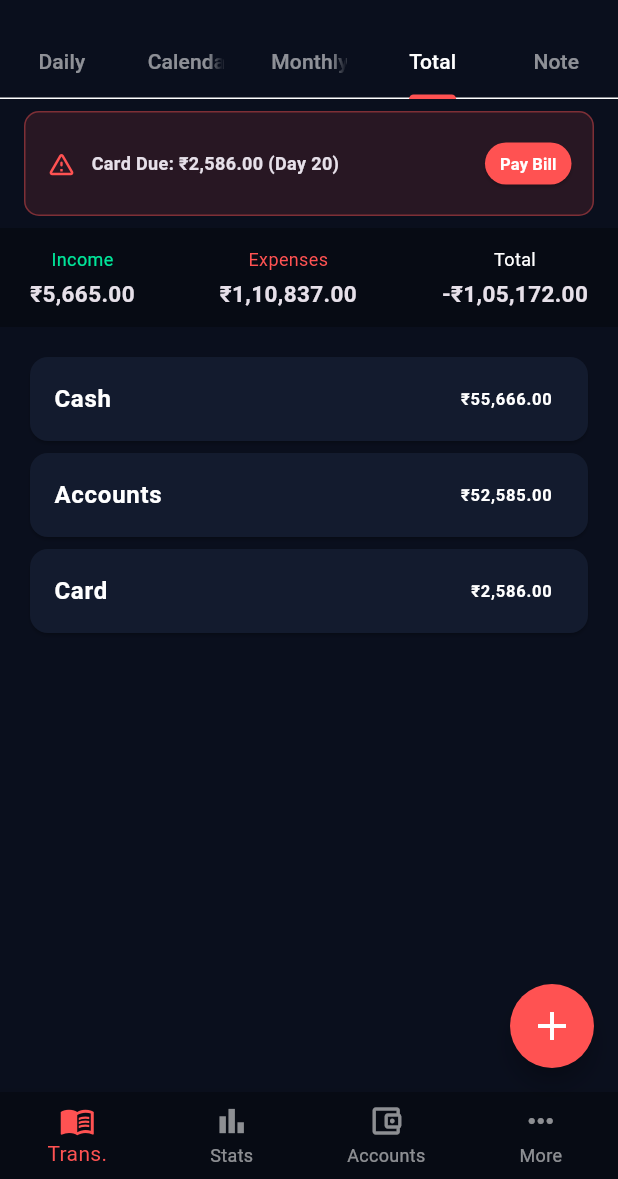
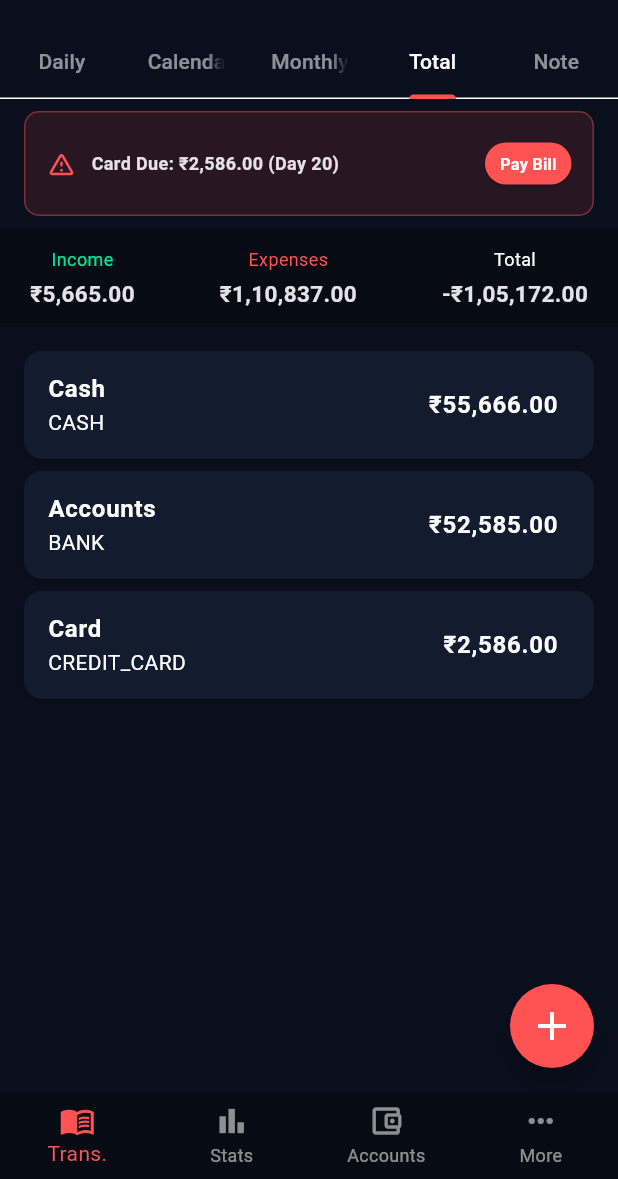
Before and after one commit to itsmesaggy1102-cmyk/sagars_money_tracker, a Flutter app: the screen it shows after launch, tab 4 chosen, on a phone screen of 412 x 824 dp, the part 57-1236 px from its top. Run offline on Flutter 3.47's test engine with Material 3 defaults, Android fonts, the phone set to English and light mode, and no system bars; our stand-ins replace csv, fl_chart, shared_preferences.

Commit message:
Fix syntax mismatch on Total overview list

```diff
--- a/lib/main.dart
+++ b/lib/main.dart
@@ -279,7 +279,7 @@ class AppStore extends ChangeNotifier {
         a.balance -= tx.amount;
       } else if (tx.type == 'transfer') {
         if (a.name == tx.accountName) a.balance += (tx.amount + tx.fee);
-        if (a.name == tx.toAccount) a.balance -= tx.amount;
+        if (a.name == tx.toAccount) a.balance += tx.amount;
       }
     }
     _saveAccounts();
@@ -437,7 +437,7 @@ class _RootNavigationScreenState extends State<RootNavigationScreen> {
 }
 
 // ==========================================
-// 5. HOME SCREEN (5 Sub-Tabs: Daily, Calendar, Monthly, Total, Note)
+// 5. HOME SCREEN (5 Sub-Tabs)
 // ==========================================
 class HomeScreenLayout extends StatefulWidget {
   const HomeScreenLayout({super.key});
@@ -558,7 +558,7 @@ class _HomeScreenLayoutState extends State<HomeScreenLayout> {
             Expanded(
               child: TabBarView(
                 children: [
-                  // Daily
+                  // 1. Daily
                   filteredTxs.isEmpty
                       ? const Center(child: Text('No data available.', style: TextStyle(color: Colors.white38)))
                       : ListView.builder(
@@ -612,9 +612,9 @@ class _HomeScreenLayoutState extends State<HomeScreenLayout> {
                             );
                           },
                         ),
-                  // Calendar
+                  // 2. Calendar
                   Center(child: Text('${filteredTxs.length} Transactions Recorded in ${DateFormat("MMM yyyy").format(store.selectedMonth)}', style: const TextStyle(fontWeight: FontWeight.bold))),
-                  // Monthly
+                  // 3. Monthly
                   ListView(
                     padding: const EdgeInsets.all(16),
                     children: [
@@ -634,15 +634,22 @@ class _HomeScreenLayoutState extends State<HomeScreenLayout> {
                       ),
                     ],
                   ),
-                  // Total
+                  // 4. Total Overview
                   ListView(
                     padding: const EdgeInsets.all(16),
-                    children: store.accounts.map((a) => Card(
-                          color: const Color(0xFF131B2E),
-                          child: ListTile(title: Text(a.name, style: const TextStyle(fontWeight: FontWeight.bold)), trailing: Text(inr.format(a.balance), style: const TextStyle(fontWeight: FontWeight.bold))),
-                        )).toList(),
+                    children: store.accounts.map((a) {
+                      return Card(
+                        color: const Color(0xFF131B2E),
+                        margin: const EdgeInsets.only(bottom: 8),
+                        child: ListTile(
+                          title: Text(a.name, style: const TextStyle(fontWeight: FontWeight.bold)),
+                          subtitle: Text(a.type.toUpperCase()),
+                          trailing: Text(inr.format(a.balance), style: const TextStyle(fontWeight: FontWeight.bold, fontSize: 16)),
+                        ),
+                      );
+                    }).toList(),
                   ),
-                  // Note
+                  // 5. Note
                   ListView(
                     padding: const EdgeInsets.all(16),
                     children: filteredTxs.where((t) => t.note.isNotEmpty).map((t) => Card(
@@ -693,7 +700,7 @@ class _HomeScreenLayoutState extends State<HomeScreenLayout> {
 }
 
 // ==========================================
-// 6. ADJUSTER SCREEN (Functional Gauges)
+// 6. ADJUSTER SCREEN
 // ==========================================
 class AdjusterFilterScreen extends StatefulWidget {
   const AdjusterFilterScreen({super.key});
@@ -1267,7 +1274,7 @@ class TransactionSearchDelegate extends SearchDelegate {
 }
 
 // ==========================================
-// 11. ENTRY SCREEN (Split + Merchant + Bottom Sheet Selectors)
+// 11. ENTRY SCREEN
 // ==========================================
 class ExpenseEntryScreen extends StatefulWidget {
   const ExpenseEntryScreen({super.key});
```
